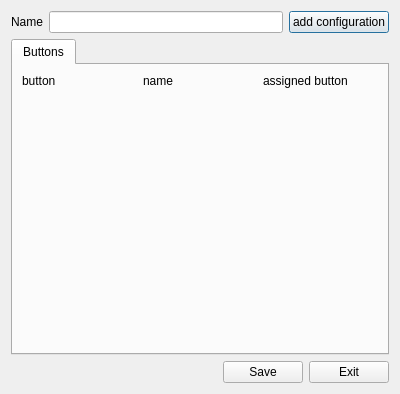
This is modules/automation/projects/HilecGui/src/telecontrol/EditGamepadAssignment.ui in OFFIS-Automation/Framework as Qt 5 draws it before an edit. The edited form follows.
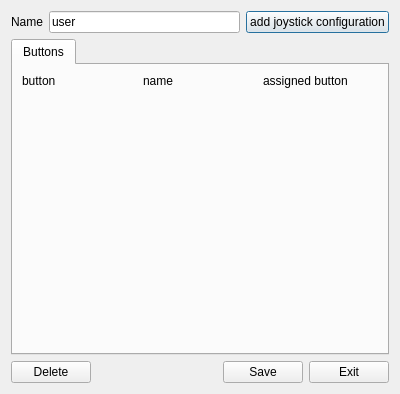
This is the edited form. Icons and pictures are not drawn.

Patch:
```diff
--- a/modules/automation/projects/HilecGui/src/telecontrol/EditGamepadAssignment.ui
+++ b/modules/automation/projects/HilecGui/src/telecontrol/EditGamepadAssignment.ui
@@ -24,12 +24,16 @@
       </widget>
      </item>
      <item>
-      <widget class="QLineEdit" name="name"/>
+      <widget class="QLineEdit" name="name">
+       <property name="text">
+        <string>user</string>
+       </property>
+      </widget>
      </item>
      <item>
       <widget class="QPushButton" name="add">
        <property name="text">
-        <string>add configuration</string>
+        <string>add joystick configuration</string>
        </property>
        <property name="icon">
         <iconset resource="../../images/images.qrc">
@@ -90,6 +94,13 @@
    </item>
    <item>
     <layout class="QHBoxLayout" name="horizontalLayout_2">
+     <item>
+      <widget class="QPushButton" name="remove">
+       <property name="text">
+        <string>Delete</string>
+       </property>
+      </widget>
+     </item>
      <item>
       <spacer name="horizontalSpacer">
        <property name="orientation">
```
Left out of the diff: 8 changed lines with no effect on the pictures.
